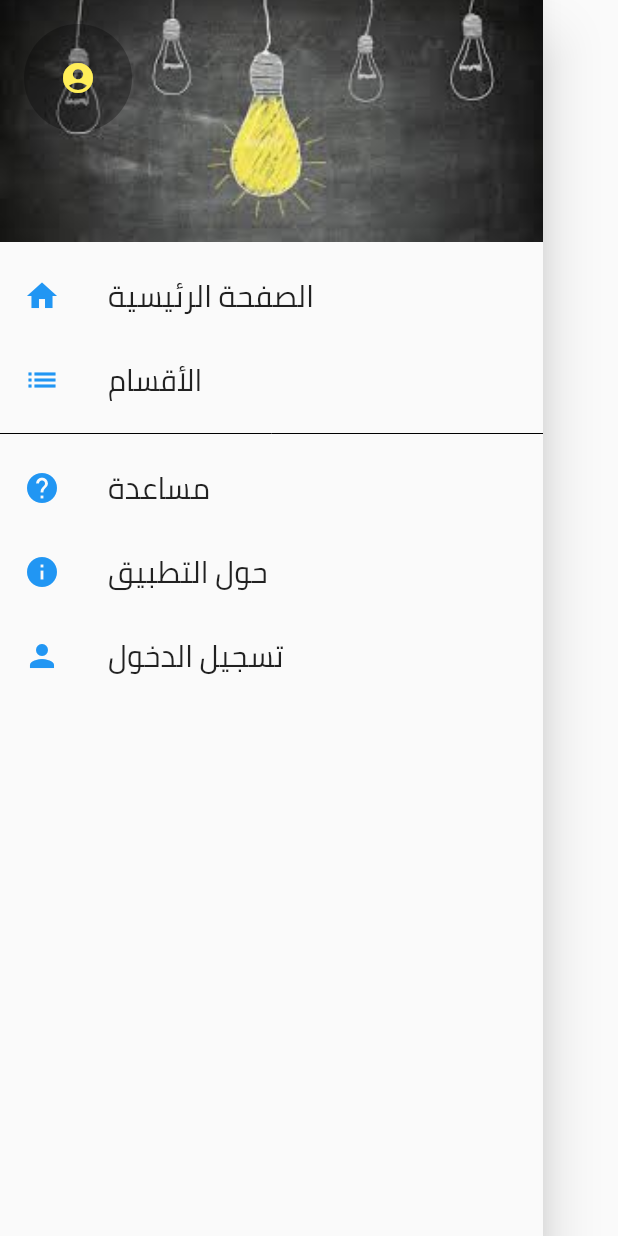
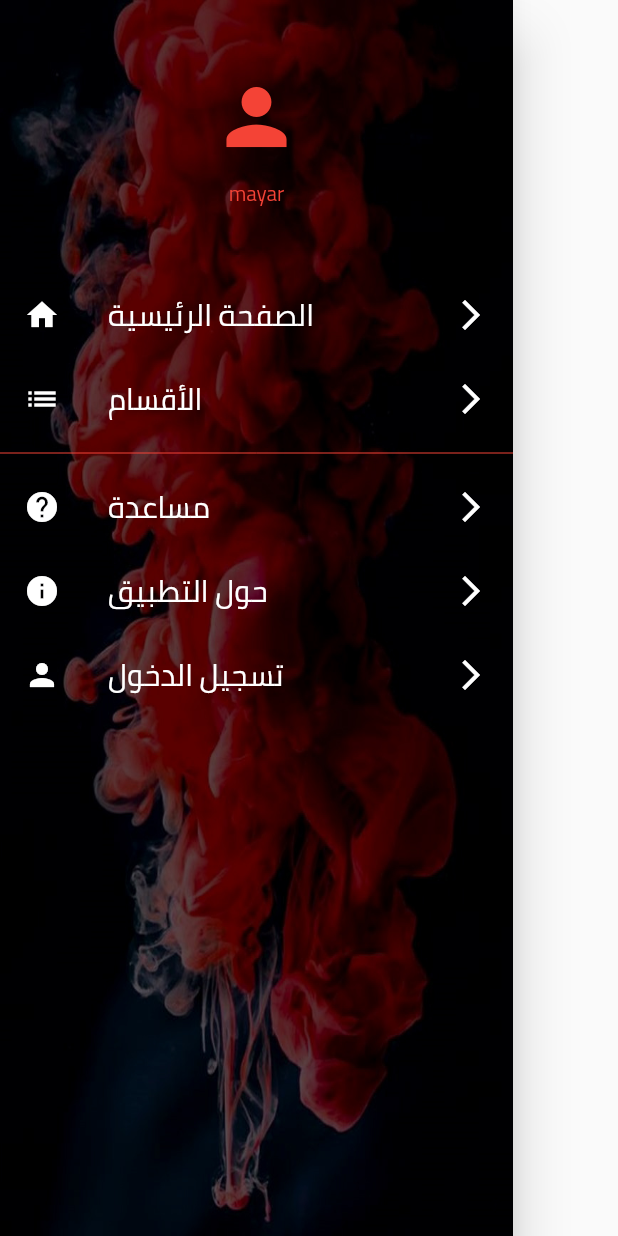
Before and after one commit to saidamer99/Idea_Store, a Flutter app: the MyDrawer widget shown alone on an empty page, opened directly, on a phone screen of 412 x 824 dp. Run offline on Flutter 3.47's test engine with Material 2 defaults, Android fonts, the phone set to English and light mode, and no system bars; our stand-ins replace carousel_pro, shared_preferences; accounts and stored records are empty.

Commit message:
mayar add drawer and exclus

```diff
--- a/lib/component/drawer.dart
+++ b/lib/component/drawer.dart
@@ -1,101 +1,130 @@
+import 'dart:ui';
+
 import 'package:flutter/material.dart';
 
-class MyDrawer extends StatelessWidget {
+class MyDrawer extends StatefulWidget {
+  @override
+  _MyDrawerState createState() => _MyDrawerState();
+}
+
+class _MyDrawerState extends State<MyDrawer> {
   @override
   Widget build(BuildContext context) {
     return Container(
-      width: MediaQuery.of(context).size.width - 50,
+      width: MediaQuery.of(context).size.width - 70,
       child: Drawer(
-        child: ListView(
-          children: <Widget>[
-            Directionality(
-                textDirection: TextDirection.ltr,
-                child: UserAccountsDrawerHeader(
-                  accountName: null,
-                  accountEmail: null,
-                  currentAccountPicture: CircleAvatar(
-                      foregroundColor: Colors.black,
-                      child: Center(
-                        child: Icon(
-                          Icons.account_circle,
-                          color: Colors.yellow[400],
-                        ),
-                      ),
-                      backgroundColor: Colors.black12.withOpacity(0.3)),
-                  decoration: BoxDecoration(
-                      image: DecorationImage(
-                          image: AssetImage("images/said.jpg"),
-                          fit: BoxFit.cover)),
-                )),
+        child: Container(
+          decoration: BoxDecoration(
+              image: DecorationImage(
+                  fit: BoxFit.fill,
+                  image: AssetImage('images/login/wallpaper.jpg'))),
+          child: ListView(children: <Widget>[
+            Padding(
+              padding: EdgeInsets.all(40),
+              child: Column(
+                crossAxisAlignment: CrossAxisAlignment.center,
+                children: <Widget>[
+                  IconButton(
+                      iconSize: 60,
+                      color: Colors.red,
+                      icon: Icon(Icons.person),
+                      onPressed: () {}),
+                  Text(
+                    'mayar',
+                    style: TextStyle(color: Colors.red),
+                  )
+                ],
+              ),
+            ),
             ListTile(
               onTap: () {
                 Navigator.of(context).pushNamed('go');
               },
+              trailing: Icon(
+                Icons.arrow_forward_ios,
+                color: Colors.white,
+              ),
               leading: Icon(
                 Icons.home,
-                color: Colors.blue,
+                color: Colors.white,
               ),
               title: Text(
                 "الصفحة الرئيسية",
-                style: TextStyle(fontSize: 20),
+                style: TextStyle(fontSize: 20, color: Colors.white),
               ),
             ),
             ListTile(
               onTap: () {
                 Navigator.of(context).pushNamed("Categories");
               },
+              trailing: Icon(
+                Icons.arrow_forward_ios,
+                color: Colors.white,
+              ),
               leading: Icon(
                 Icons.list,
-                color: Colors.blue,
+                color: Colors.white,
               ),
               title: Text(
                 "الأقسام",
-                style: TextStyle(fontSize: 20),
+                style: TextStyle(fontSize: 20, color: Colors.white),
               ),
             ),
             Container(
               child: Divider(
-                color: Colors.black,
+                color: Colors.red,
               ),
             ),
             ListTile(
               onTap: () {
                 Navigator.of(context).pushNamed("startFromHelp");
               },
+              trailing: Icon(
+                Icons.arrow_forward_ios,
+                color: Colors.white,
+              ),
               leading: Icon(
                 Icons.help,
-                color: Colors.blue,
+                color: Colors.white,
               ),
               title: Text(
                 "مساعدة",
-                style: TextStyle(fontSize: 20),
+                style: TextStyle(fontSize: 20, color: Colors.white),
               ),
             ),
             ListTile(
               onTap: () {},
+              trailing: Icon(
+                Icons.arrow_forward_ios,
+                color: Colors.white,
+              ),
               leading: Icon(
                 Icons.info,
-                color: Colors.blue,
+                color: Colors.white,
               ),
               title: Text(
                 "حول التطبيق",
-                style: TextStyle(fontSize: 20),
+                style: TextStyle(fontSize: 20, color: Colors.white),
               ),
             ),
             ListTile(
               onTap: () {
                 Navigator.of(context).pushNamed("login");
               },
+              trailing: Icon(
+                Icons.arrow_forward_ios,
+                color: Colors.white,
+              ),
               leading: Icon(
                 Icons.person,
-                color: Colors.blue,
+                color: Colors.white,
               ),
               title: Text(
                 "تسجيل الدخول",
-                style: TextStyle(fontSize: 20),
+                style: TextStyle(fontSize: 20, color: Colors.white),
               ),
             ),
-          ],
+          ]),
         ),
       ),
     );
--- a/pubspec.yaml
+++ b/pubspec.yaml
@@ -68,7 +68,6 @@ flutter:
     - images/cat/girls.jpg
     - images/cat/building.jpg
     - images/cat/gamer.jpg
-    # - images/cat/human.jpg
     - images/cat/love.jpg
     - images/cat/ancient.jpg
     - images/cat/animal.jpg
```
Also changed, not shown: lib/pages/home.dart (+48 -7 lines).
